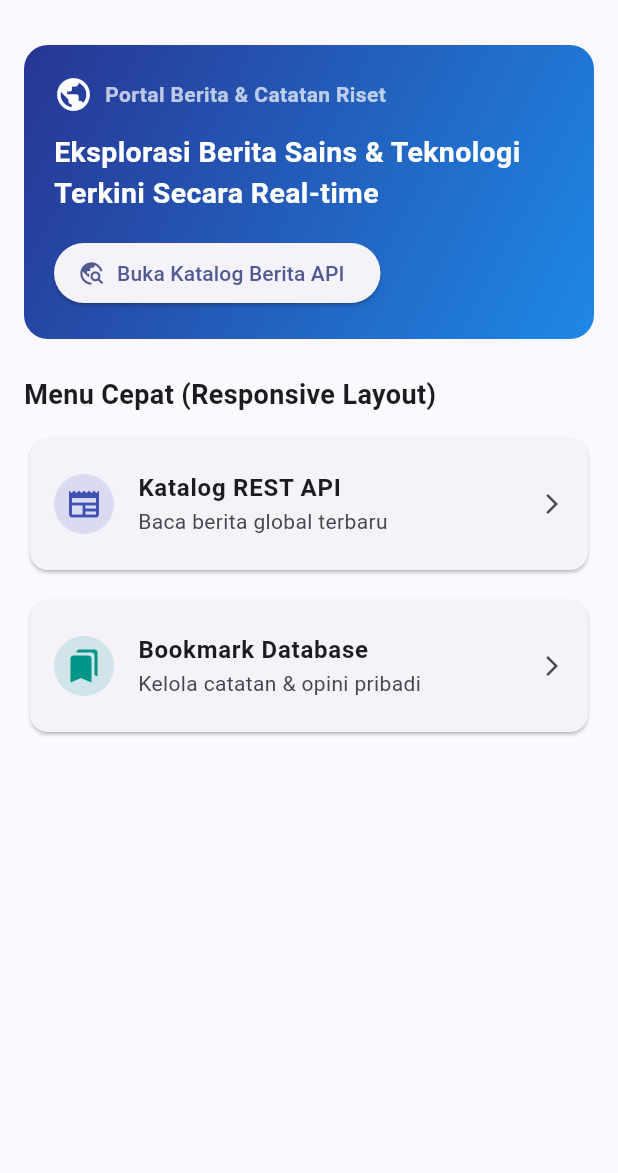
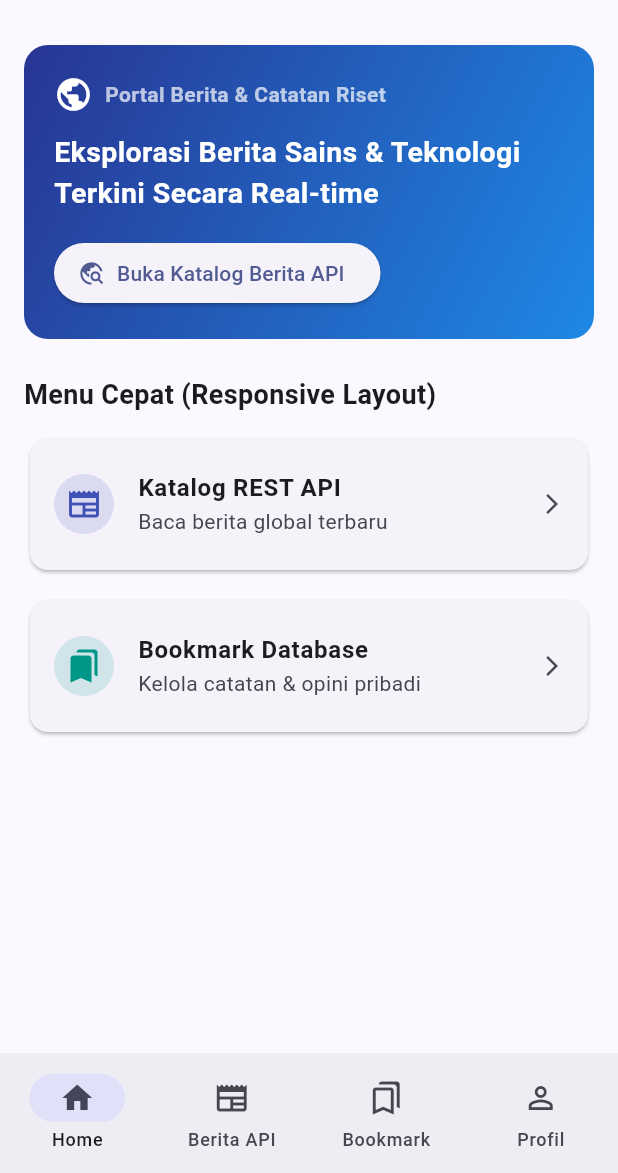
Before and after one commit to padi36933-creator/UTS_2415051109_IKomangSarasusmitaAdiPrayoga, a Flutter app: the screen it shows after launch, on a phone screen of 412 x 824 dp, the part 63-1236 px from its top. Run offline on Flutter 3.47's test engine with Material 3 defaults, Android fonts, the phone set to English and light mode, and no system bars.

Commit message:
Add application navigation

```diff
--- a/lib/main.dart
+++ b/lib/main.dart
@@ -1,6 +1,5 @@
 import 'package:flutter/material.dart';
-import 'screens/home_screen.dart';
-import 'screens/profile_screen.dart';
+import 'screens/main_shell.dart';
 
 void main() {
   runApp(const NewsPulseApp());
@@ -18,10 +17,7 @@ class NewsPulseApp extends StatelessWidget {
         colorScheme: ColorScheme.fromSeed(seedColor: Colors.indigo),
         useMaterial3: true,
       ),
-      home: HomeScreen(
-        onExploreTap: () {},
-        onSavedTap: () {},
-      ),
+      home: const MainShell(),
     );
   }
 }
--- /dev/null
+++ b/lib/screens/main_shell.dart
@@ -0,0 +1,79 @@
+import 'package:flutter/material.dart';
+import 'home_screen.dart';
+import 'profile_screen.dart';
+
+class MainShell extends StatefulWidget {
+  const MainShell({super.key});
+
+  @override
+  State<MainShell> createState() => _MainShellState();
+}
+
+class _MainShellState extends State<MainShell> {
+  int _currentIndex = 0;
+
+  void _changeTab(int index) {
+    setState(() {
+      _currentIndex = index;
+    });
+  }
+
+  @override
+  Widget build(BuildContext context) {
+    final List<Widget> pages = [
+      HomeScreen(
+        onExploreTap: () => _changeTab(1),
+        onSavedTap: () => _changeTab(2),
+      ),
+      const Scaffold(
+        body: Center(child: Text('Halaman Katalog Berita API (Segera Hadir di Commit 8)')),
+      ),
+      const Scaffold(
+        body: Center(child: Text('Halaman Bookmark Database (Segera Hadir di Commit 12)')),
+      ),
+      const ProfileScreen(),
+    ];
+
+    return LayoutBuilder(
+      builder: (context, constraints) {
+        final bool isWide = constraints.maxWidth >= 600;
+
+        if (isWide) {
+          return Scaffold(
+            body: Row(
+              children: [
+                NavigationRail(
+                  selectedIndex: _currentIndex,
+                  onDestinationSelected: _changeTab,
+                  labelType: NavigationRailLabelType.all,
+                  destinations: const [
+                    NavigationRailDestination(icon: Icon(Icons.home_outlined), selectedIcon: Icon(Icons.home), label: Text('Home')),
+                    NavigationRailDestination(icon: Icon(Icons.newspaper_outlined), selectedIcon: Icon(Icons.newspaper), label: Text('Berita API')),
+                    NavigationRailDestination(icon: Icon(Icons.bookmarks_outlined), selectedIcon: Icon(Icons.bookmarks), label: Text('Bookmark')),
+                    NavigationRailDestination(icon: Icon(Icons.person_outline), selectedIcon: Icon(Icons.person), label: Text('Profil')),
+                  ],
+                ),
+                const VerticalDivider(thickness: 1, width: 1),
+                Expanded(child: pages[_currentIndex]),
+              ],
+            ),
+          );
+        }
+
+        return Scaffold(
+          body: pages[_currentIndex],
+          bottomNavigationBar: NavigationBar(
+            selectedIndex: _currentIndex,
+            onDestinationSelected: _changeTab,
+            destinations: const [
+              NavigationDestination(icon: Icon(Icons.home_outlined), selectedIcon: Icon(Icons.home), label: 'Home'),
+              NavigationDestination(icon: Icon(Icons.newspaper_outlined), selectedIcon: Icon(Icons.newspaper), label: 'Berita API'),
+              NavigationDestination(icon: Icon(Icons.bookmarks_outlined), selectedIcon: Icon(Icons.bookmarks), label: 'Bookmark'),
+              NavigationDestination(icon: Icon(Icons.person_outline), selectedIcon: Icon(Icons.person), label: 'Profil'),
+            ],
+          ),
+        );
+      },
+    );
+  }
+}
```
